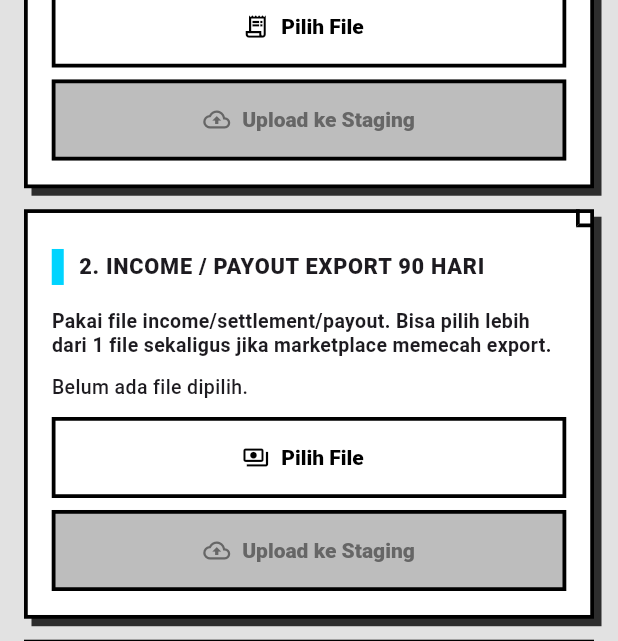
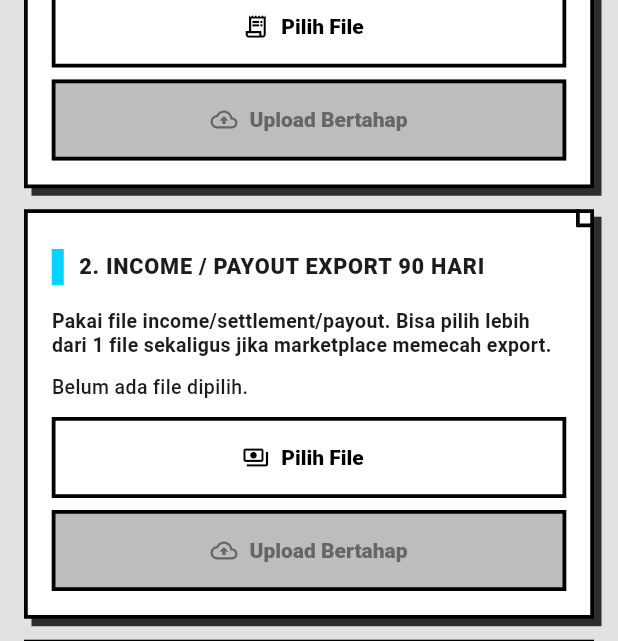
Before and after one commit to lynx-wjk/mobile-erp-apps, a Flutter app: the MarketplaceHistoricalImportPage screen opened directly with empty values, scrolled down 576 dp, on a phone screen of 412 x 824 dp. Shown: the part 226-867 px from the top of the screen. Run offline on Flutter 3.47's test engine with Material 3 defaults, Android fonts, the phone set to English and light mode, and no system bars; our stand-ins replace app_links, file_picker, flutter_dotenv, geolocator, image_picker, share_plus and 2 more; missing offline and left inert: excel, file_selector, mobile_scanner; accounts and stored records are empty.

Commit message:
Reduce historical import upload ANR risk

```diff
--- a/lib/features/marketplace/presentation/marketplace_historical_import_page.dart
+++ b/lib/features/marketplace/presentation/marketplace_historical_import_page.dart
@@ -126,7 +126,7 @@ class _MarketplaceHistoricalImportPageState
       setState(() {
         _orderBatchId = result.batchId;
         _message =
-            'Order export masuk staging: ${result.uploadedRows}/${result.totalRows} row.';
+            'Order export masuk staging bertahap: ${result.uploadedRows}/${result.totalRows} row.';
       });
     });
   }
@@ -145,7 +145,7 @@ class _MarketplaceHistoricalImportPageState
       setState(() {
         _incomeBatchId = result.batchId;
         _message =
-            'Income/payout export masuk staging: ${result.uploadedRows}/${result.totalRows} row.';
+            'Income/payout export masuk staging bertahap: ${result.uploadedRows}/${result.totalRows} row.';
       });
     });
   }
@@ -287,7 +287,7 @@ class _MarketplaceHistoricalImportPageState
               FilledButton.icon(
                 onPressed: _busy ? null : onUpload,
                 icon: const Icon(Icons.cloud_upload_outlined),
-                label: const Text('Upload ke Staging'),
+                label: const Text('Upload Bertahap'),
               ),
             ],
           ),
```
Also changed, not shown: lib/features/marketplace/services/marketplace_historical_import_service.dart (+4 -4 lines).
